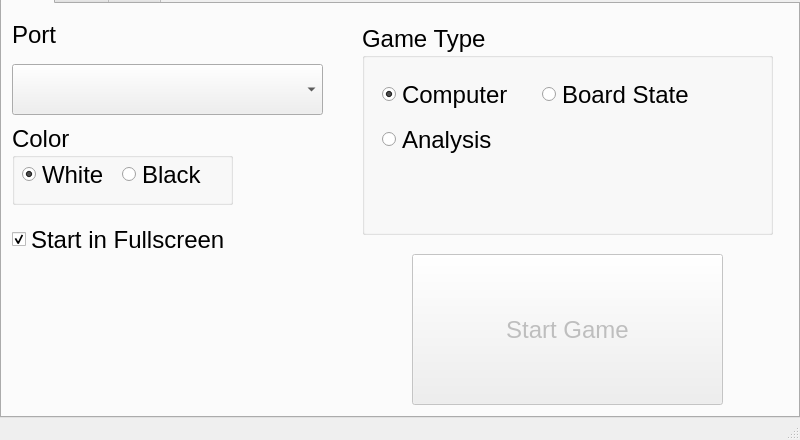
Qt form ui/main.ui (Serialbocks/dgt-py) before a commit.
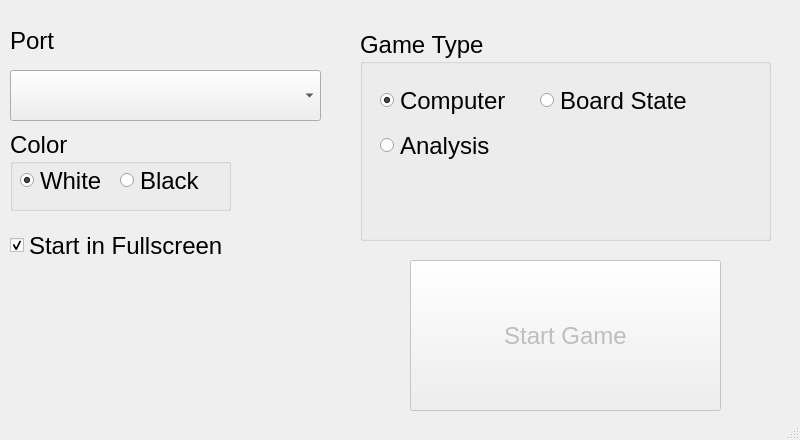
The same form after that commit.

Diff of the .ui file:
```diff
--- a/ui/main.ui
+++ b/ui/main.ui
@@ -14,42 +14,11 @@
    <string>MainWindow</string>
   </property>
   <widget class="QWidget" name="centralwidget">
-   <widget class="QTabWidget" name="tabWidget">
-    <property name="geometry">
-     <rect>
-      <x>0</x>
-      <y>-22</y>
-      <width>800</width>
-      <height>440</height>
-     </rect>
-    </property>
-    <widget class="QWidget" name="connectTab">
-     <attribute name="title">
-      <string>Tab 1</string>
-     </attribute>
-     <widget class="QLabel" name="label">
-      <property name="geometry">
-       <rect>
-        <x>-60</x>
-        <y>-70</y>
-        <width>51</width>
-        <height>41</height>
-       </rect>
-      </property>
-      <property name="font">
-       <font>
-        <pointsize>18</pointsize>
-       </font>
-      </property>
-      <property name="text">
-       <string>Port</string>
-      </property>
-     </widget>
      <widget class="QComboBox" name="serialPort">
       <property name="geometry">
        <rect>
         <x>10</x>
-        <y>60</y>
+      <y>70</y>
         <width>311</width>
         <height>51</height>
        </rect>
@@ -66,146 +35,11 @@
        <string>Port</string>
       </property>
      </widget>
-     <widget class="QPushButton" name="connectBoard">
-      <property name="enabled">
-       <bool>false</bool>
-      </property>
-      <property name="geometry">
-       <rect>
-        <x>410</x>
-        <y>250</y>
-        <width>311</width>
-        <height>151</height>
-       </rect>
-      </property>
-      <property name="font">
-       <font>
-        <pointsize>18</pointsize>
-       </font>
-      </property>
-      <property name="text">
-       <string>Start Game</string>
-      </property>
-      <property name="checkable">
-       <bool>false</bool>
-      </property>
-      <property name="flat">
-       <bool>false</bool>
-      </property>
-     </widget>
-     <widget class="QLabel" name="label_2">
-      <property name="geometry">
-       <rect>
-        <x>10</x>
-        <y>10</y>
-        <width>131</width>
-        <height>41</height>
-       </rect>
-      </property>
-      <property name="font">
-       <font>
-        <pointsize>18</pointsize>
-       </font>
-      </property>
-      <property name="text">
-       <string>Port</string>
-      </property>
-     </widget>
-     <widget class="QCheckBox" name="fullscreen">
-      <property name="geometry">
-       <rect>
-        <x>10</x>
-        <y>210</y>
-        <width>221</width>
-        <height>51</height>
-       </rect>
-      </property>
-      <property name="font">
-       <font>
-        <pointsize>18</pointsize>
-       </font>
-      </property>
-      <property name="text">
-       <string>Start in Fullscreen</string>
-      </property>
-      <property name="checked">
-       <bool>true</bool>
-      </property>
-     </widget>
-     <widget class="QGroupBox" name="color">
-      <property name="geometry">
-       <rect>
-        <x>10</x>
-        <y>120</y>
-        <width>221</width>
-        <height>81</height>
-       </rect>
-      </property>
-      <property name="font">
-       <font>
-        <pointsize>18</pointsize>
-       </font>
-      </property>
-      <property name="title">
-       <string>Color</string>
-      </property>
-      <widget class="QRadioButton" name="black">
-       <property name="geometry">
-        <rect>
-         <x>110</x>
-         <y>30</y>
-         <width>101</width>
-         <height>41</height>
-        </rect>
-       </property>
-       <property name="font">
-        <font>
-         <pointsize>18</pointsize>
-        </font>
-       </property>
-       <property name="text">
-        <string>Black</string>
-       </property>
-       <property name="iconSize">
-        <size>
-         <width>16</width>
-         <height>16</height>
-        </size>
-       </property>
-      </widget>
-      <widget class="QRadioButton" name="white">
-       <property name="geometry">
-        <rect>
-         <x>10</x>
-         <y>30</y>
-         <width>101</width>
-         <height>41</height>
-        </rect>
-       </property>
-       <property name="font">
-        <font>
-         <pointsize>18</pointsize>
-        </font>
-       </property>
-       <property name="text">
-        <string>White</string>
-       </property>
-       <property name="iconSize">
-        <size>
-         <width>16</width>
-         <height>16</height>
-        </size>
-       </property>
-       <property name="checked">
-        <bool>true</bool>
-       </property>
-      </widget>
-     </widget>
      <widget class="QGroupBox" name="gameType">
       <property name="geometry">
        <rect>
         <x>360</x>
-        <y>20</y>
+      <y>30</y>
         <width>411</width>
         <height>211</height>
        </rect>
@@ -261,18 +95,141 @@
        </property>
       </widget>
      </widget>
-    </widget>
-    <widget class="QWidget" name="pregameTab">
-     <attribute name="title">
-      <string>Tab 2</string>
-     </attribute>
+   <widget class="QLabel" name="label_2">
+    <property name="geometry">
+     <rect>
+      <x>10</x>
+      <y>20</y>
+      <width>131</width>
+      <height>41</height>
+     </rect>
+    </property>
+    <property name="font">
+     <font>
+      <pointsize>18</pointsize>
+     </font>
+    </property>
+    <property name="text">
+     <string>Port</string>
+    </property>
+   </widget>
+   <widget class="QGroupBox" name="color">
+    <property name="geometry">
+     <rect>
+      <x>10</x>
+      <y>130</y>
+      <width>221</width>
+      <height>81</height>
+     </rect>
+    </property>
+    <property name="font">
+     <font>
+      <pointsize>18</pointsize>
+     </font>
+    </property>
+    <property name="title">
+     <string>Color</string>
+    </property>
+    <widget class="QRadioButton" name="black">
+     <property name="geometry">
+      <rect>
+       <x>110</x>
+       <y>30</y>
+       <width>101</width>
+       <height>41</height>
+      </rect>
+     </property>
+     <property name="font">
+      <font>
+       <pointsize>18</pointsize>
+      </font>
+     </property>
+     <property name="text">
+      <string>Black</string>
+     </property>
+     <property name="iconSize">
+      <size>
+       <width>16</width>
+       <height>16</height>
+      </size>
+     </property>
     </widget>
-    <widget class="QWidget" name="gameTab">
-     <attribute name="title">
-      <string>Page</string>
-     </attribute>
+    <widget class="QRadioButton" name="white">
+     <property name="geometry">
+      <rect>
+       <x>10</x>
+       <y>30</y>
+       <width>101</width>
+       <height>41</height>
+      </rect>
+     </property>
+     <property name="font">
+      <font>
+       <pointsize>18</pointsize>
+      </font>
+     </property>
+     <property name="text">
+      <string>White</string>
+     </property>
+     <property name="iconSize">
+      <size>
+       <width>16</width>
+       <height>16</height>
+      </size>
+     </property>
+     <property name="checked">
+      <bool>true</bool>
+     </property>
     </widget>
    </widget>
+   <widget class="QPushButton" name="connectBoard">
+    <property name="enabled">
+     <bool>false</bool>
+    </property>
+    <property name="geometry">
+     <rect>
+      <x>410</x>
+      <y>260</y>
+      <width>311</width>
+      <height>151</height>
+     </rect>
+    </property>
+    <property name="font">
+     <font>
+      <pointsize>18</pointsize>
+     </font>
+    </property>
+    <property name="text">
+     <string>Start Game</string>
+    </property>
+    <property name="checkable">
+     <bool>false</bool>
+    </property>
+    <property name="flat">
+     <bool>false</bool>
+    </property>
+   </widget>
+   <widget class="QCheckBox" name="fullscreen">
+    <property name="geometry">
+     <rect>
+      <x>10</x>
+      <y>220</y>
+      <width>221</width>
+      <height>51</height>
+     </rect>
+    </property>
+    <property name="font">
+     <font>
+      <pointsize>18</pointsize>
+     </font>
+    </property>
+    <property name="text">
+     <string>Start in Fullscreen</string>
+    </property>
+    <property name="checked">
+     <bool>true</bool>
+    </property>
+   </widget>
   </widget>
   <widget class="QStatusBar" name="statusbar"/>
  </widget>
```
Lines whose indentation alone changed are shown as unchanged.
